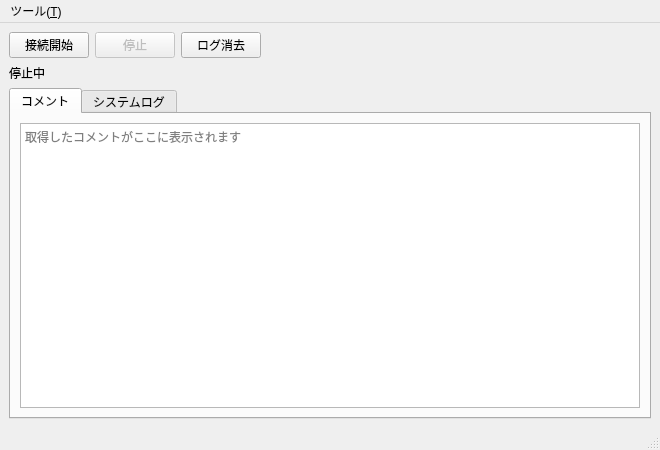
The window that ui/main_window.ui (Ikumyon/LiveVoiceBridge) describes before a commit, drawn with Qt 5.
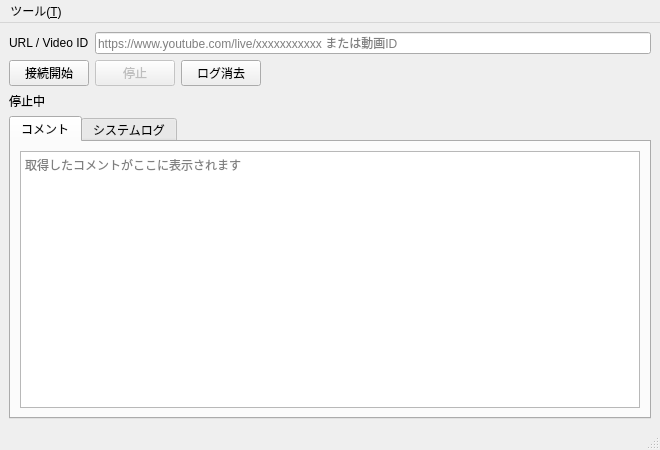
The same window after the commit.

```diff
--- a/ui/main_window.ui
+++ b/ui/main_window.ui
@@ -15,6 +15,24 @@
   </property>
   <widget class="QWidget" name="centralwidget">
    <layout class="QVBoxLayout" name="rootLayout">
+    <item>
+     <layout class="QHBoxLayout" name="urlLayout">
+      <item>
+       <widget class="QLabel" name="urlLabel">
+        <property name="text">
+         <string>URL / Video ID</string>
+        </property>
+       </widget>
+      </item>
+      <item>
+       <widget class="QLineEdit" name="urlLineEdit">
+        <property name="placeholderText">
+         <string>https://www.youtube.com/live/xxxxxxxxxxx または動画ID</string>
+        </property>
+       </widget>
+      </item>
+     </layout>
+    </item>
     <item>
      <layout class="QHBoxLayout" name="buttonLayout">
       <item>
```
